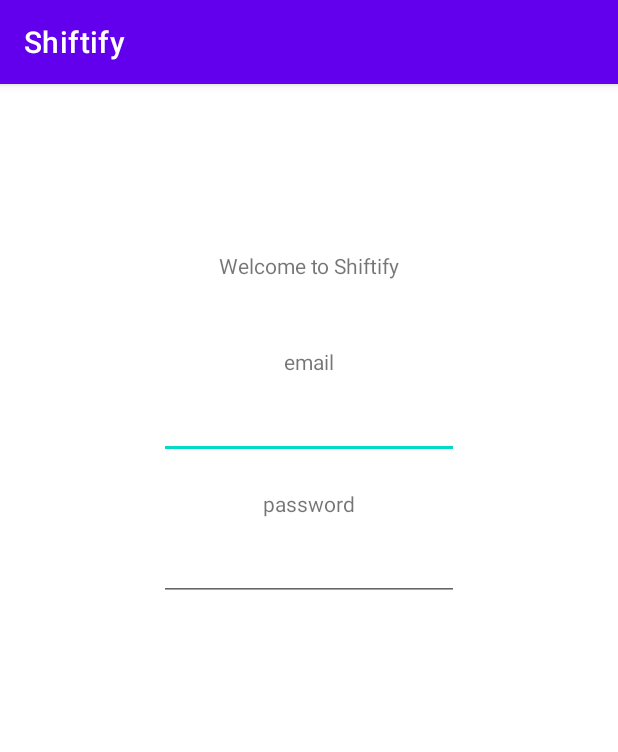
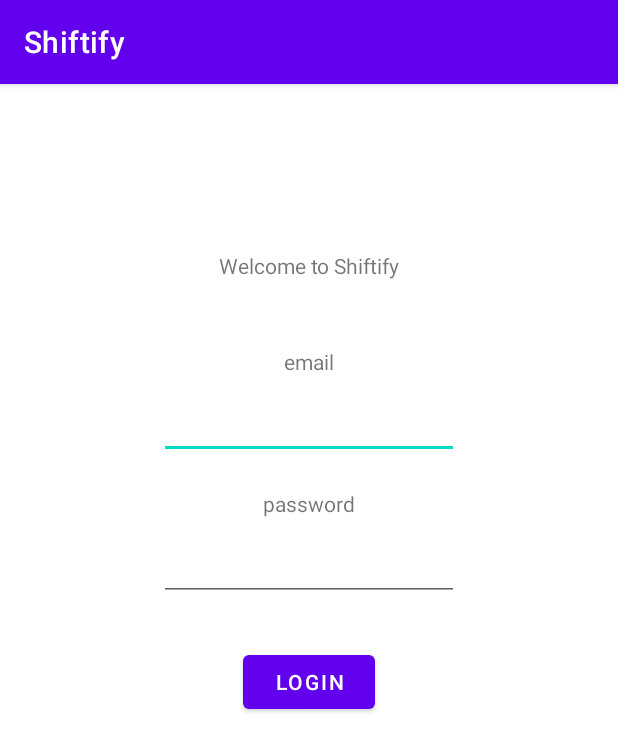
Before and after one commit to christophprenissl/shiftify, an Android app: the screen it shows after launch (MainActivity), on a phone screen of 412 x 824 dp. Shown: the top 752 px of the screen. Run offline under Robolectric (Android 15) with nearby library versions, the phone set to English and light mode, and no system bars.

Commit message:
feature Navigation Component
- added Navigation dependencies
- initialized Navigation Graph
- moved demo code of login to fragment_login.xml
- added nav_graph.xml with fragment_login.xml as home view
- added nav container activity_main.xml

```diff
--- a/app/build.gradle
+++ b/app/build.gradle
@@ -33,11 +33,28 @@ android {
 
 dependencies {
 
-    implementation 'androidx.core:core-ktx:1.7.0'
-    implementation 'androidx.appcompat:appcompat:1.3.1'
-    implementation 'com.google.android.material:material:1.4.0'
-    implementation 'androidx.constraintlayout:constraintlayout:2.1.1'
-    testImplementation 'junit:junit:4.13.2'
-    androidTestImplementation 'androidx.test.ext:junit:1.1.3'
-    androidTestImplementation 'androidx.test.espresso:espresso-core:3.4.0'
+    implementation 'androidx.legacy:legacy-support-v4:1.0.0'
+    def nav_version = "2.3.5"
+    def core_version = "1.7.0"
+    def appcompat_version = "1.3.1"
+    def material_version = "1.4.0"
+    def constraint_layout_version ="2.1.1"
+    def junit_version = "4.13.2"
+    def junit_test_version = "1.1.3"
+    def espresso_version = "3.4.0"
+
+    implementation "androidx.navigation:navigation-fragment-ktx:$nav_version"
+    implementation "androidx.navigation:navigation-ui-ktx:$nav_version"
+    implementation "androidx.navigation:navigation-dynamic-features-fragment:$nav_version"
+
+    implementation "androidx.core:core-ktx:$core_version"
+    implementation "androidx.appcompat:appcompat:$appcompat_version"
+    implementation "com.google.android.material:material:$material_version"
+    implementation "androidx.constraintlayout:constraintlayout:$constraint_layout_version"
+
+    testImplementation "junit:junit:$junit_version"
+
+    androidTestImplementation "androidx.navigation:navigation-testing:$nav_version"
+    androidTestImplementation "androidx.test.ext:junit:$junit_test_version"
+    androidTestImplementation "androidx.test.espresso:espresso-core:$espresso_version"
 }
--- /dev/null
+++ b/app/src/main/java/com/example/shiftify/login/LoginFragment.kt
@@ -0,0 +1,22 @@
+package com.example.shiftify.login
+
+import android.os.Bundle
+import androidx.fragment.app.Fragment
+import android.view.LayoutInflater
+import android.view.View
+import android.view.ViewGroup
+import com.example.shiftify.R
+
+class LoginFragment : Fragment() {
+
+    override fun onCreate(savedInstanceState: Bundle?) {
+        super.onCreate(savedInstanceState)
+    }
+
+    override fun onCreateView(
+        inflater: LayoutInflater, container: ViewGroup?,
+        savedInstanceState: Bundle?
+    ): View? {
+        return inflater.inflate(R.layout.fragment_login, container, false)
+    }
+}
--- a/app/src/main/res/layout/activity_main.xml
+++ b/app/src/main/res/layout/activity_main.xml
@@ -6,54 +6,18 @@
     android:layout_height="match_parent"
     tools:context=".MainActivity">
 
-    <TextView
-        android:id="@+id/welcome_label"
-        android:layout_width="wrap_content"
-        android:layout_height="wrap_content"
-        android:text="@string/welcome_message"
-        android:layout_marginTop="50pt"
-        app:layout_constraintStart_toStartOf="parent"
-        app:layout_constraintEnd_toEndOf="parent"
-        app:layout_constraintTop_toTopOf="parent" />
-    <TextView
-        android:id="@+id/email_label"
-        android:layout_width="wrap_content"
-        android:layout_height="wrap_content"
-        android:text="@string/email_label_text"
-        android:labelFor="@id/email_edit"
-        android:layout_marginTop="20pt"
-        app:layout_constraintTop_toBottomOf="@id/welcome_label"
-        app:layout_constraintStart_toStartOf="parent"
-        app:layout_constraintEnd_toEndOf="parent" />
-    <EditText
-        android:id="@+id/email_edit"
-        android:layout_width="200dp"
-        android:layout_height="50dp"
-        android:autofillHints="emailAddress"
-        android:layout_marginTop="5dp"
-        app:layout_constraintTop_toBottomOf="@id/email_label"
-        app:layout_constraintStart_toStartOf="parent"
-        app:layout_constraintEnd_toEndOf="parent"
-        android:inputType="textEmailAddress" />
-    <TextView
-        android:id="@+id/password_label"
-        android:layout_width="wrap_content"
-        android:layout_height="wrap_content"
-        android:text="@string/password_label_text"
-        android:labelFor="@id/password_edit"
-        android:layout_marginTop="20dp"
-        app:layout_constraintTop_toBottomOf="@+id/email_edit"
-        app:layout_constraintStart_toStartOf="parent"
-        app:layout_constraintEnd_toEndOf="parent" />
-    <EditText
-        android:id="@+id/password_edit"
-        android:layout_width="200dp"
-        android:layout_height="50dp"
-        android:autofillHints="password"
-        android:layout_marginTop="5dp"
-        app:layout_constraintTop_toBottomOf="@id/password_label"
-        app:layout_constraintStart_toStartOf="parent"
-        app:layout_constraintEnd_toEndOf="parent"
-        android:inputType="textPassword" />
+    <androidx.fragment.app.FragmentContainerView
+        android:id="@+id/fragment_login"
+        android:name="androidx.navigation.fragment.NavHostFragment"
+        android:layout_width="match_parent"
+        android:layout_height="match_parent"
+        app:layout_constraintLeft_toLeftOf="parent"
+        app:layout_constraintRight_toRightOf="parent"
+        app:layout_constraintTop_toTopOf="parent"
+        app:layout_constraintBottom_toBottomOf="parent"
+        app:defaultNavHost="true"
+        app:navGraph="@navigation/nav_graph" />
+
+
 
 </androidx.constraintlayout.widget.ConstraintLayout>
--- /dev/null
+++ b/app/src/main/res/layout/fragment_login.xml
@@ -0,0 +1,71 @@
+<?xml version="1.0" encoding="utf-8"?>
+<androidx.constraintlayout.widget.ConstraintLayout xmlns:android="http://schemas.android.com/apk/res/android"
+    xmlns:tools="http://schemas.android.com/tools"
+    xmlns:app="http://schemas.android.com/apk/res-auto"
+    android:layout_width="match_parent"
+    android:layout_height="match_parent"
+    tools:context=".login.LoginFragment">
+
+    <TextView
+        android:id="@+id/welcome_label"
+        android:layout_width="wrap_content"
+        android:layout_height="wrap_content"
+        android:text="@string/welcome_message"
+        android:layout_marginTop="50pt"
+        app:layout_constraintStart_toStartOf="parent"
+        app:layout_constraintEnd_toEndOf="parent"
+        app:layout_constraintTop_toTopOf="parent" />
+    <TextView
+        android:id="@+id/email_label"
+        android:layout_width="wrap_content"
+        android:layout_height="wrap_content"
+        android:text="@string/email_label_text"
+        android:labelFor="@id/email_edit"
+        android:layout_marginTop="20pt"
+        app:layout_constraintTop_toBottomOf="@id/welcome_label"
+        app:layout_constraintStart_toStartOf="parent"
+        app:layout_constraintEnd_toEndOf="parent" />
+    <EditText
+        android:id="@+id/email_edit"
+        android:layout_width="200dp"
+        android:layout_height="50dp"
+        android:autofillHints="emailAddress"
+        android:layout_marginTop="5dp"
+        app:layout_constraintTop_toBottomOf="@id/email_label"
+        app:layout_constraintStart_toStartOf="parent"
+        app:layout_constraintEnd_toEndOf="parent"
+        android:inputType="textEmailAddress" />
+    <TextView
+        android:id="@+id/password_label"
+        android:layout_width="wrap_content"
+        android:layout_height="wrap_content"
+        android:text="@string/password_label_text"
+        android:labelFor="@id/password_edit"
+        android:layout_marginTop="20dp"
+        app:layout_constraintTop_toBottomOf="@+id/email_edit"
+        app:layout_constraintStart_toStartOf="parent"
+        app:layout_constraintEnd_toEndOf="parent" />
+    <EditText
+        android:id="@+id/password_edit"
+        android:layout_width="200dp"
+        android:layout_height="50dp"
+        android:autofillHints="password"
+        android:layout_marginTop="5dp"
+        app:layout_constraintTop_toBottomOf="@id/password_label"
+        app:layout_constraintStart_toStartOf="parent"
+        app:layout_constraintEnd_toEndOf="parent"
+        android:inputType="textPassword" />
+
+    <Button
+        android:id="@+id/login_button"
+        android:layout_width="wrap_content"
+        android:layout_height="wrap_content"
+        android:text="@string/login_button_label"
+        tools:layout_editor_absoluteX="160dp"
+        tools:layout_editor_absoluteY="406dp"
+        android:layout_marginTop="30dp"
+        app:layout_constraintTop_toBottomOf="@id/password_edit"
+        app:layout_constraintStart_toStartOf="parent"
+        app:layout_constraintEnd_toEndOf="parent"/>
+
+</androidx.constraintlayout.widget.ConstraintLayout>
--- /dev/null
+++ b/app/src/main/res/navigation/nav_graph.xml
@@ -0,0 +1,12 @@
+<?xml version="1.0" encoding="utf-8"?>
+<navigation xmlns:android="http://schemas.android.com/apk/res/android"
+    xmlns:app="http://schemas.android.com/apk/res-auto"
+    xmlns:tools="http://schemas.android.com/tools"
+    android:id="@+id/nav_graph"
+    app:startDestination="@id/loginFragment">
+    <fragment
+        android:id="@+id/loginFragment"
+        android:name="com.example.shiftify.login.LoginFragment"
+        android:label="fragment_login"
+        tools:layout="@layout/fragment_login" />
+</navigation>
--- a/app/src/main/res/values/strings.xml
+++ b/app/src/main/res/values/strings.xml
@@ -3,4 +3,5 @@
     <string name="welcome_message">Welcome to Shiftify</string>
     <string name="email_label_text">email</string>
     <string name="password_label_text">password</string>
+    <string name="login_button_label">Login</string>
 </resources>
```
Also changed, not shown: app/src/main/java/com/example/shiftify/MainActivity.kt (line endings or trailing spaces).
